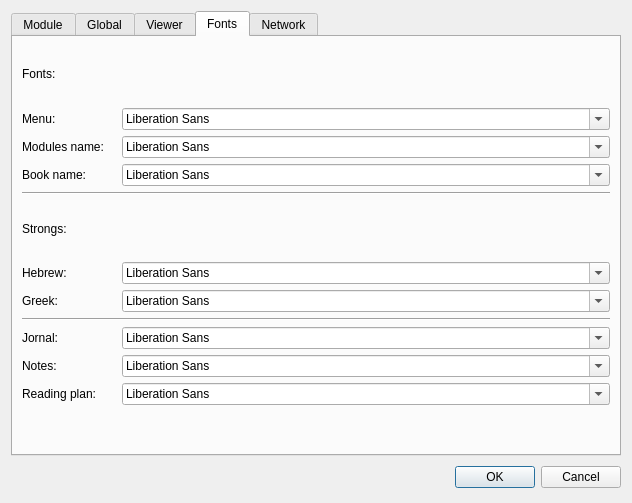
Old version of the form src/gui/dialogs/settings/settings.ui in the repository axsapronov/QSopherim.
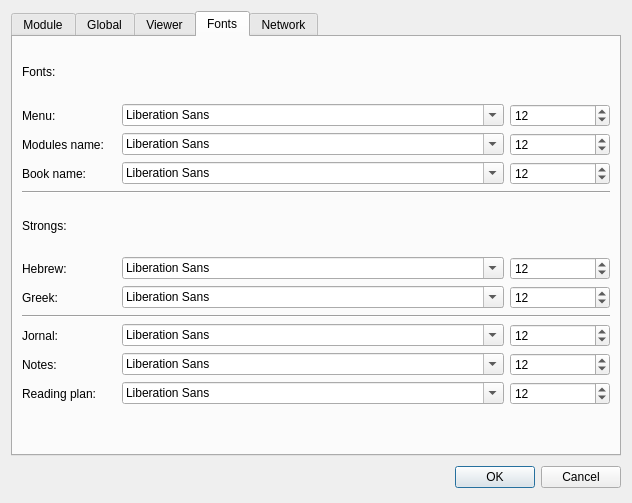
New version of the form. The open tabs and pages were chosen to show the change.

Commit message: [GUI] Add spinb for font size

```diff
--- a/src/gui/dialogs/settings/settings.ui
+++ b/src/gui/dialogs/settings/settings.ui
@@ -13,30 +13,7 @@
   <property name="windowTitle">
    <string>Settings</string>
   </property>
-  <layout class="QGridLayout" name="gridLayout">
-   <item row="1" column="0">
-    <spacer name="horizontalSpacer">
-     <property name="orientation">
-      <enum>Qt::Horizontal</enum>
-     </property>
-     <property name="sizeHint" stdset="0">
-      <size>
-       <width>428</width>
-       <height>30</height>
-      </size>
-     </property>
-    </spacer>
-   </item>
-   <item row="1" column="1">
-    <widget class="QDialogButtonBox" name="buttonBox">
-     <property name="orientation">
-      <enum>Qt::Horizontal</enum>
-     </property>
-     <property name="standardButtons">
-      <set>QDialogButtonBox::Cancel|QDialogButtonBox::Ok</set>
-     </property>
-    </widget>
-   </item>
+  <layout class="QGridLayout" name="gridLayout_2">
    <item row="0" column="0" colspan="2">
     <widget class="QTabWidget" name="tabWidget">
      <property name="currentIndex">
@@ -338,17 +315,127 @@
       <attribute name="title">
        <string>Fonts</string>
       </attribute>
-      <layout class="QGridLayout" name="gridLayout_2">
+      <layout class="QGridLayout" name="gridLayout">
+       <item row="0" column="0">
+        <widget class="QLabel" name="label_16">
+         <property name="text">
+          <string>Fonts:</string>
+         </property>
+        </widget>
+       </item>
+       <item row="1" column="0">
+        <widget class="QLabel" name="label_12">
+         <property name="whatsThis">
+          <string>&lt;html&gt;&lt;head/&gt;&lt;body&gt;&lt;p&gt;Font for display text&lt;/p&gt;&lt;/body&gt;&lt;/html&gt;</string>
+         </property>
+         <property name="text">
+          <string>Menu:</string>
+         </property>
+        </widget>
+       </item>
+       <item row="1" column="1">
+        <widget class="QFontComboBox" name="fontComBMenu"/>
+       </item>
+       <item row="1" column="2">
+        <widget class="QSpinBox" name="sBFontMenuSize">
+         <property name="maximumSize">
+          <size>
+           <width>100</width>
+           <height>16777215</height>
+          </size>
+         </property>
+         <property name="minimum">
+          <number>6</number>
+         </property>
+         <property name="maximum">
+          <number>72</number>
+         </property>
+         <property name="value">
+          <number>12</number>
+         </property>
+        </widget>
+       </item>
+       <item row="2" column="0">
+        <widget class="QLabel" name="label_13">
+         <property name="whatsThis">
+          <string>&lt;html&gt;&lt;head/&gt;&lt;body&gt;&lt;p&gt;Font for display text&lt;/p&gt;&lt;/body&gt;&lt;/html&gt;</string>
+         </property>
+         <property name="text">
+          <string>Modules name:</string>
+         </property>
+        </widget>
+       </item>
        <item row="2" column="1">
         <widget class="QFontComboBox" name="fontComBModulesName"/>
        </item>
-       <item row="4" column="0" colspan="2">
+       <item row="2" column="2">
+        <widget class="QSpinBox" name="sBFontModulesNameSize">
+         <property name="maximumSize">
+          <size>
+           <width>100</width>
+           <height>16777215</height>
+          </size>
+         </property>
+         <property name="minimum">
+          <number>6</number>
+         </property>
+         <property name="maximum">
+          <number>72</number>
+         </property>
+         <property name="value">
+          <number>12</number>
+         </property>
+        </widget>
+       </item>
+       <item row="3" column="0">
+        <widget class="QLabel" name="label_14">
+         <property name="whatsThis">
+          <string>&lt;html&gt;&lt;head/&gt;&lt;body&gt;&lt;p&gt;Font for display text&lt;/p&gt;&lt;/body&gt;&lt;/html&gt;</string>
+         </property>
+         <property name="text">
+          <string>Book name:</string>
+         </property>
+        </widget>
+       </item>
+       <item row="3" column="1">
+        <widget class="QFontComboBox" name="fontComBBookName"/>
+       </item>
+       <item row="3" column="2">
+        <widget class="QSpinBox" name="sBFontBookNameSize">
+         <property name="maximumSize">
+          <size>
+           <width>100</width>
+           <height>16777215</height>
+          </size>
+         </property>
+         <property name="minimum">
+          <number>6</number>
+         </property>
+         <property name="maximum">
+          <number>72</number>
+         </property>
+         <property name="value">
+          <number>12</number>
+         </property>
+        </widget>
+       </item>
+       <item row="4" column="0" colspan="3">
         <widget class="Line" name="line">
          <property name="orientation">
           <enum>Qt::Horizontal</enum>
          </property>
         </widget>
        </item>
+       <item row="5" column="0">
+        <widget class="QLabel" name="label_15">
+         <property name="whatsThis">
+          <string>&lt;html&gt;&lt;head/&gt;&lt;body&gt;&lt;p&gt;Font for display text&lt;/p&gt;&lt;/body&gt;&lt;/html&gt;</string>
+         </property>
+         <property name="text">
+          <string>Strongs:</string>
+         </property>
+        </widget>
+       </item>
        <item row="6" column="0">
         <widget class="QLabel" name="label_17">
          <property name="text">
@@ -356,45 +443,28 @@
          </property>
         </widget>
        </item>
-       <item row="2" column="0">
-        <widget class="QLabel" name="label_13">
-         <property name="whatsThis">
-          <string>&lt;html&gt;&lt;head/&gt;&lt;body&gt;&lt;p&gt;Font for display text&lt;/p&gt;&lt;/body&gt;&lt;/html&gt;</string>
-         </property>
-         <property name="text">
-          <string>Modules name:</string>
-         </property>
-        </widget>
-       </item>
-       <item row="5" column="0">
-        <widget class="QLabel" name="label_15">
-         <property name="whatsThis">
-          <string>&lt;html&gt;&lt;head/&gt;&lt;body&gt;&lt;p&gt;Font for display text&lt;/p&gt;&lt;/body&gt;&lt;/html&gt;</string>
-         </property>
-         <property name="text">
-          <string>Strongs:</string>
-         </property>
-        </widget>
-       </item>
-       <item row="3" column="1">
-        <widget class="QFontComboBox" name="fontComBBookName"/>
-       </item>
-       <item row="10" column="1">
-        <widget class="QFontComboBox" name="fontComBNotes"/>
-       </item>
-       <item row="11" column="0">
-        <widget class="QLabel" name="label_21">
-         <property name="text">
-          <string>Reading plan:</string>
-         </property>
-        </widget>
-       </item>
-       <item row="11" column="1">
-        <widget class="QFontComboBox" name="fontComBReadingPlan"/>
-       </item>
        <item row="6" column="1">
         <widget class="QFontComboBox" name="fontComBStrongsHebrew"/>
        </item>
+       <item row="6" column="2">
+        <widget class="QSpinBox" name="sBFontStrongsHebewSize">
+         <property name="maximumSize">
+          <size>
+           <width>100</width>
+           <height>16777215</height>
+          </size>
+         </property>
+         <property name="minimum">
+          <number>6</number>
+         </property>
+         <property name="maximum">
+          <number>72</number>
+         </property>
+         <property name="value">
+          <number>12</number>
+         </property>
+        </widget>
+       </item>
        <item row="7" column="0">
         <widget class="QLabel" name="label_18">
          <property name="text">
@@ -405,61 +475,113 @@
        <item row="7" column="1">
         <widget class="QFontComboBox" name="fontComBStrongsGreek"/>
        </item>
-       <item row="1" column="0">
-        <widget class="QLabel" name="label_12">
-         <property name="whatsThis">
-          <string>&lt;html&gt;&lt;head/&gt;&lt;body&gt;&lt;p&gt;Font for display text&lt;/p&gt;&lt;/body&gt;&lt;/html&gt;</string>
+       <item row="7" column="2">
+        <widget class="QSpinBox" name="sBFontStrongsGreekSize">
+         <property name="maximumSize">
+          <size>
+           <width>100</width>
+           <height>16777215</height>
+          </size>
          </property>
-         <property name="text">
-          <string>Menu:</string>
+         <property name="minimum">
+          <number>6</number>
          </property>
-        </widget>
-       </item>
-       <item row="3" column="0">
-        <widget class="QLabel" name="label_14">
-         <property name="whatsThis">
-          <string>&lt;html&gt;&lt;head/&gt;&lt;body&gt;&lt;p&gt;Font for display text&lt;/p&gt;&lt;/body&gt;&lt;/html&gt;</string>
+         <property name="maximum">
+          <number>72</number>
          </property>
-         <property name="text">
-          <string>Book name:</string>
+         <property name="value">
+          <number>12</number>
          </property>
         </widget>
        </item>
-       <item row="9" column="0">
-        <widget class="QLabel" name="label_19">
-         <property name="text">
-          <string>Jornal:</string>
-         </property>
-        </widget>
-       </item>
-       <item row="8" column="0" colspan="2">
+       <item row="8" column="0" colspan="3">
         <widget class="Line" name="line_2">
          <property name="orientation">
           <enum>Qt::Horizontal</enum>
          </property>
         </widget>
        </item>
-       <item row="1" column="1">
-        <widget class="QFontComboBox" name="fontComBMenu"/>
-       </item>
-       <item row="0" column="0">
-        <widget class="QLabel" name="label_16">
-         <property name="text">
-          <string>Fonts:</string>
-         </property>
-        </widget>
-       </item>
-       <item row="9" column="1">
+       <item row="10" column="1">
         <widget class="QFontComboBox" name="fontComBJornal"/>
        </item>
-       <item row="10" column="0">
+       <item row="10" column="2">
+        <widget class="QSpinBox" name="sBFontJournalSize">
+         <property name="maximumSize">
+          <size>
+           <width>100</width>
+           <height>16777215</height>
+          </size>
+         </property>
+         <property name="minimum">
+          <number>6</number>
+         </property>
+         <property name="maximum">
+          <number>72</number>
+         </property>
+         <property name="value">
+          <number>12</number>
+         </property>
+        </widget>
+       </item>
+       <item row="11" column="0">
         <widget class="QLabel" name="label_20">
          <property name="text">
           <string>Notes:</string>
          </property>
         </widget>
        </item>
+       <item row="11" column="1">
+        <widget class="QFontComboBox" name="fontComBNotes"/>
+       </item>
+       <item row="11" column="2">
+        <widget class="QSpinBox" name="sBFontNotesSize">
+         <property name="maximumSize">
+          <size>
+           <width>100</width>
+           <height>16777215</height>
+          </size>
+         </property>
+         <property name="minimum">
+          <number>6</number>
+         </property>
+         <property name="maximum">
+          <number>72</number>
+         </property>
+         <property name="value">
+          <number>12</number>
+         </property>
+        </widget>
+       </item>
+       <item row="12" column="0">
+        <widget class="QLabel" name="label_21">
+         <property name="text">
+          <string>Reading plan:</string>
+         </property>
+        </widget>
+       </item>
        <item row="12" column="1">
+        <widget class="QFontComboBox" name="fontComBReadingPlan"/>
+       </item>
+       <item row="12" column="2">
+        <widget class="QSpinBox" name="sBFontReadingPlanSize">
+         <property name="maximumSize">
+          <size>
+           <width>100</width>
+           <height>16777215</height>
+          </size>
+         </property>
+         <property name="minimum">
+          <number>6</number>
+         </property>
+         <property name="maximum">
+          <number>72</number>
+         </property>
+         <property name="value">
+          <number>12</number>
+         </property>
+        </widget>
+       </item>
+       <item row="13" column="1" colspan="2">
         <spacer name="verticalSpacer_3">
          <property name="orientation">
           <enum>Qt::Vertical</enum>
@@ -475,6 +597,13 @@
          </property>
         </spacer>
        </item>
+       <item row="10" column="0">
+        <widget class="QLabel" name="label_19">
+         <property name="text">
+          <string>Jornal:</string>
+         </property>
+        </widget>
+       </item>
       </layout>
      </widget>
      <widget class="QWidget" name="tab_2">
@@ -487,6 +616,29 @@
      </widget>
     </widget>
    </item>
+   <item row="1" column="0">
+    <spacer name="horizontalSpacer">
+     <property name="orientation">
+      <enum>Qt::Horizontal</enum>
+     </property>
+     <property name="sizeHint" stdset="0">
+      <size>
+       <width>428</width>
+       <height>30</height>
+      </size>
+     </property>
+    </spacer>
+   </item>
+   <item row="1" column="1">
+    <widget class="QDialogButtonBox" name="buttonBox">
+     <property name="orientation">
+      <enum>Qt::Horizontal</enum>
+     </property>
+     <property name="standardButtons">
+      <set>QDialogButtonBox::Cancel|QDialogButtonBox::Ok</set>
+     </property>
+    </widget>
+   </item>
   </layout>
  </widget>
  <resources/>
```
Left out of the diff: 4 changed lines with no effect on the pictures. The commit also changes 1 other file.
